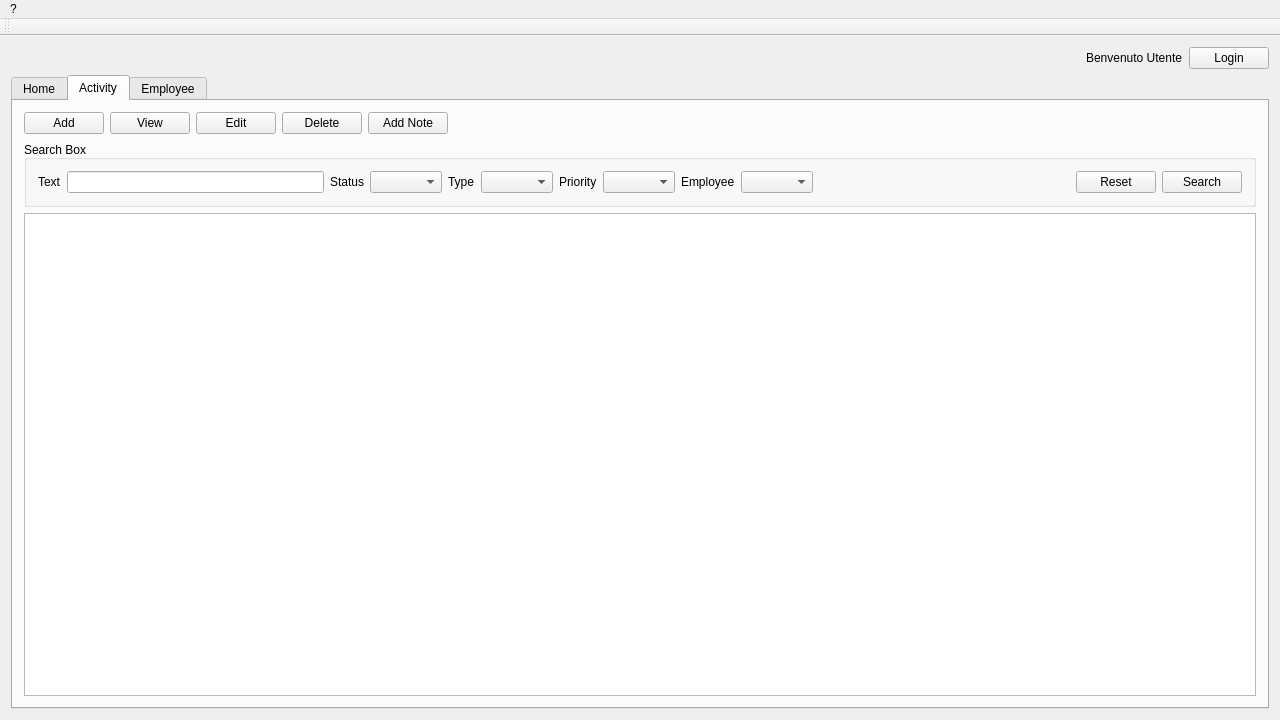
Old version of the form mainwindow.ui in the repository warcomeb/labortool.
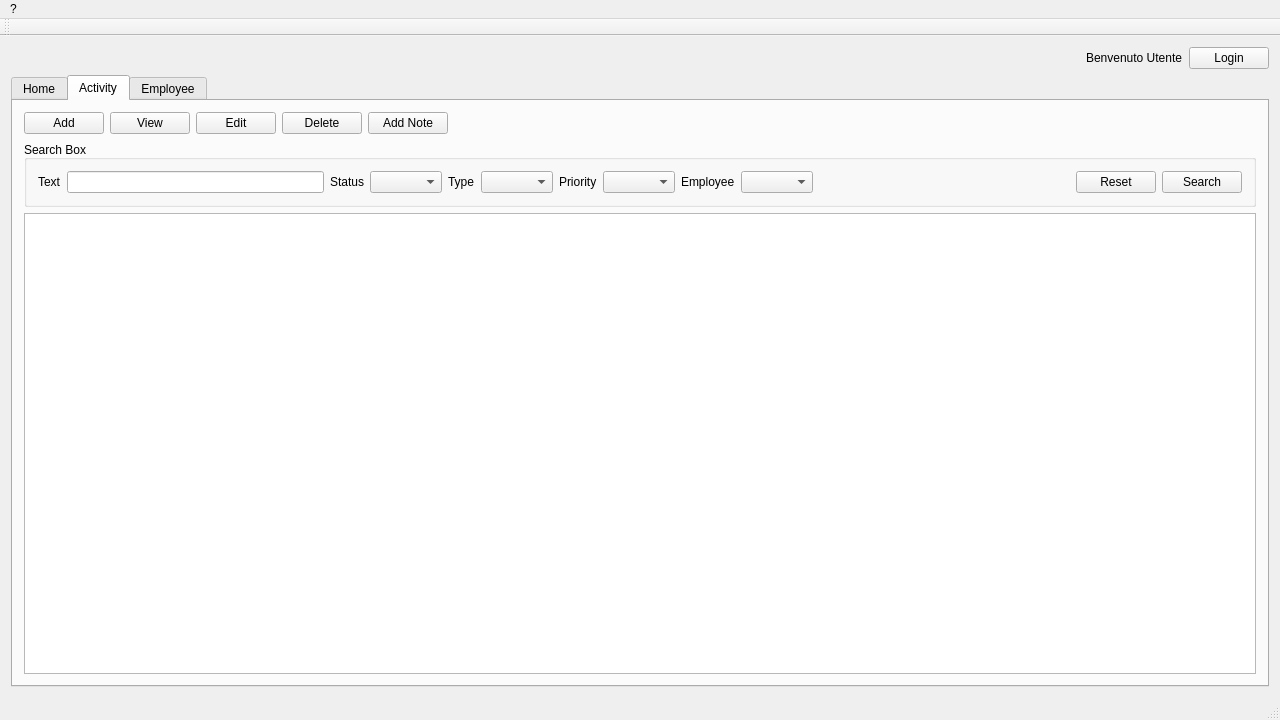
New version of the form.

Diff of the .ui file:
```diff
--- a/mainwindow.ui
+++ b/mainwindow.ui
@@ -403,6 +403,7 @@
     <bool>false</bool>
    </attribute>
   </widget>
+  <widget class="QStatusBar" name="statusBar"/>
   <action name="actionAbout">
    <property name="text">
     <string>About</string>
```
Left out of the diff: 2 changed lines with no effect on the pictures.
